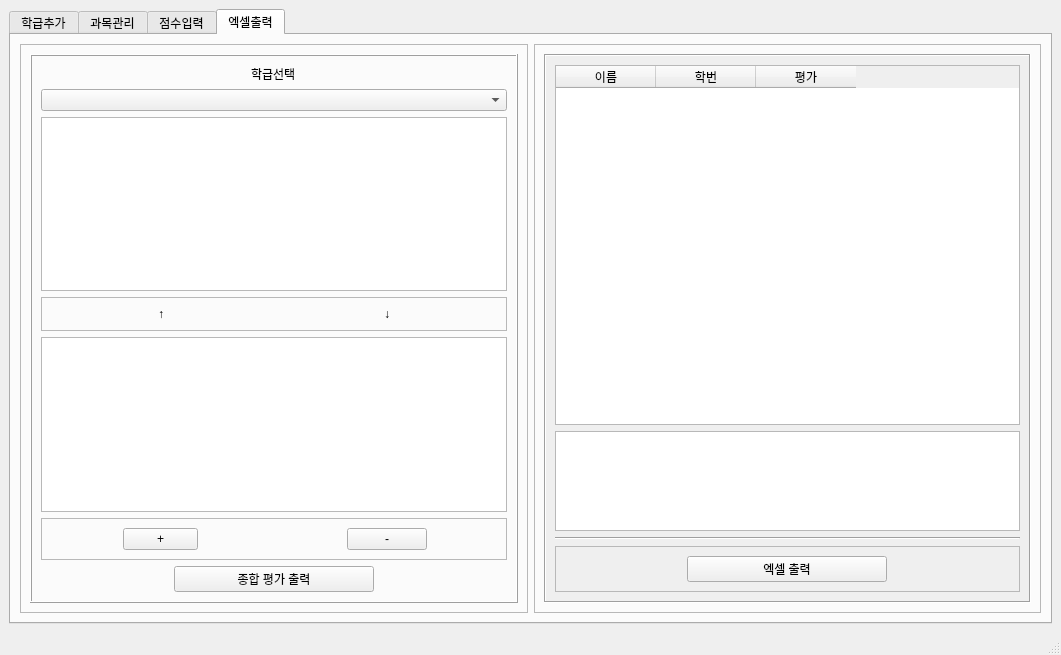
The window that manager.ui (chlwodud77/student-assesment-manager) describes before a commit, drawn with Qt 5.
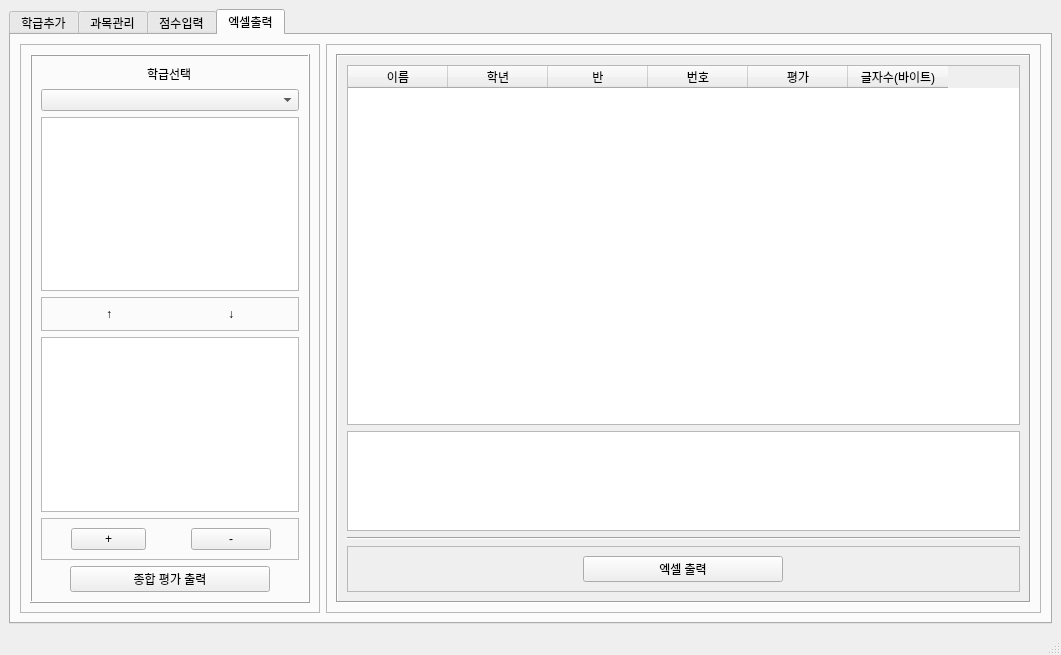
The same window after the commit. The open tabs and pages were chosen to show the change. Icons and pictures are not drawn.

Commit message:
Excel manage function
- Show assesment length (byte) beside assesment list
- fix save to excel stylesheet

```diff
--- a/manager.ui
+++ b/manager.ui
@@ -912,6 +912,12 @@
        <layout class="QHBoxLayout" name="horizontalLayout">
         <item>
          <widget class="QFrame" name="frame">
+          <property name="maximumSize">
+           <size>
+            <width>300</width>
+            <height>16777215</height>
+           </size>
+          </property>
           <property name="frameShape">
            <enum>QFrame::StyledPanel</enum>
           </property>
@@ -1062,7 +1068,7 @@
                <rect>
                 <x>0</x>
                 <y>0</y>
-                <width>480</width>
+                <width>685</width>
                 <height>529</height>
                </rect>
               </property>
@@ -1082,7 +1088,17 @@
                  </column>
                  <column>
                   <property name="text">
-                   <string>학번</string>
+                   <string>학년</string>
+                  </property>
+                 </column>
+                 <column>
+                  <property name="text">
+                   <string>반</string>
+                  </property>
+                 </column>
+                 <column>
+                  <property name="text">
+                   <string>번호</string>
                   </property>
                  </column>
                  <column>
@@ -1090,6 +1106,11 @@
                    <string>평가</string>
                   </property>
                  </column>
+                 <column>
+                  <property name="text">
+                   <string>글자수(바이트)</string>
+                  </property>
+                 </column>
                 </widget>
                </item>
                <item>
```
The commit also changes 2 other files.
